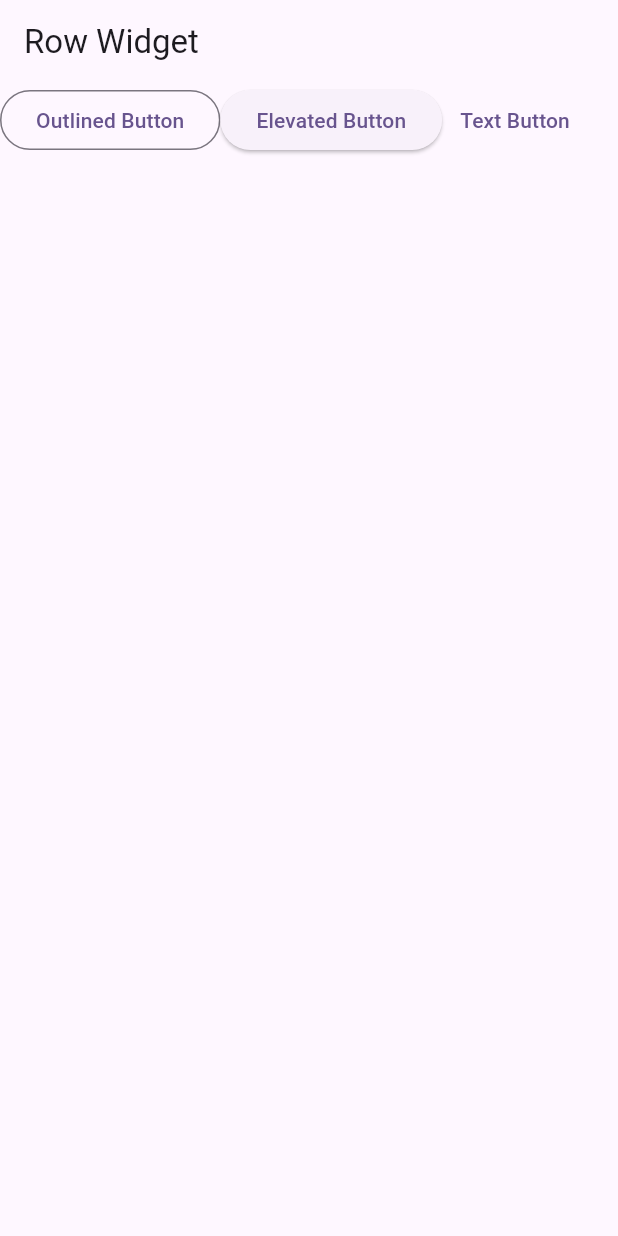
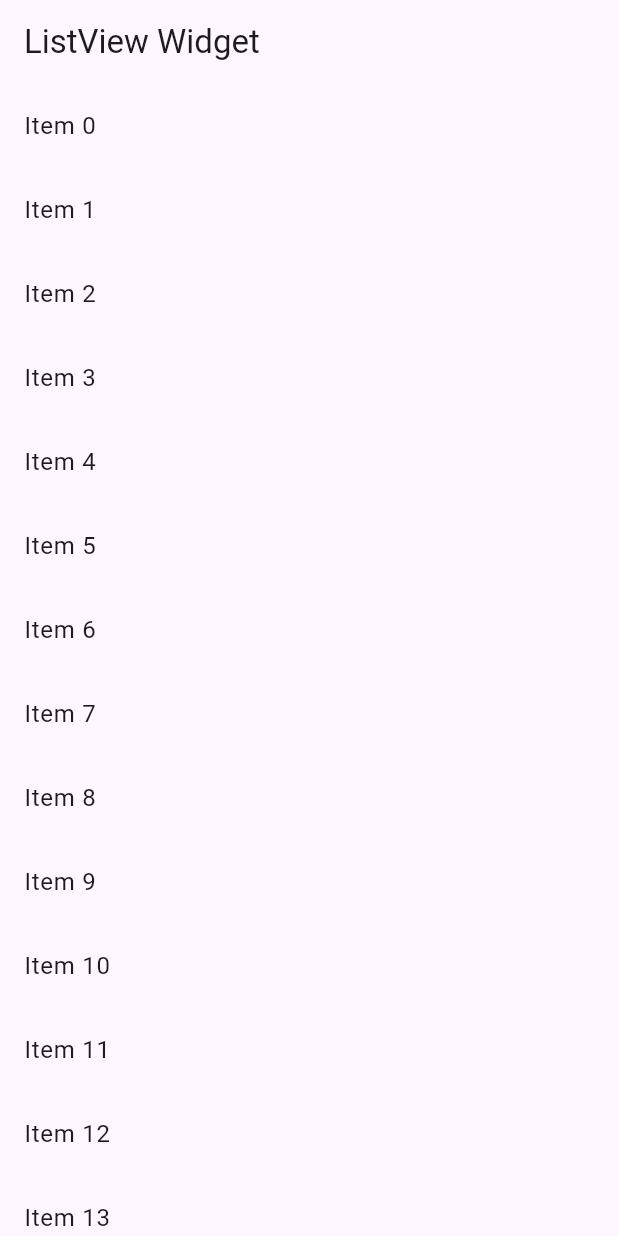
Before and after one commit to fatiq123/MAD-Assignment4, a Flutter app: the screen it shows after launch, on a phone screen of 412 x 824 dp. Run offline on Flutter 3.47's test engine with Material 2 defaults, Android fonts, the phone set to English and light mode, and no system bars.

Commit message:
implemented the column, container and listview widgets

```diff
--- /dev/null
+++ b/lib/ListView.dart
@@ -0,0 +1,23 @@
+import 'package:flutter/material.dart';
+
+class ListViewWidget extends StatelessWidget {
+  ListViewWidget({super.key});
+
+  final List<String> items = List.generate(20, (index) => "Item $index");
+
+  @override
+  Widget build(BuildContext context) {
+    return Scaffold(
+      appBar: AppBar(
+        title: const Text("ListView Widget"),
+      ),
+      body: ListView.builder(
+        itemBuilder: (context, index) {
+          return ListTile(
+            title: Text(items[index]),
+          );
+        },
+      ),
+    );
+  }
+}
--- a/lib/main.dart
+++ b/lib/main.dart
@@ -1,3 +1,6 @@
+import 'package:assignment4_mad/ListView.dart';
+import 'package:assignment4_mad/column.dart';
+import 'package:assignment4_mad/container.dart';
 import 'package:assignment4_mad/folder1/file1.dart';
 import 'package:assignment4_mad/row.dart';
 import 'package:flutter/cupertino.dart';
@@ -22,7 +25,7 @@ class MyApp extends StatelessWidget {
         colorScheme: ColorScheme.fromSeed(seedColor: Colors.deepPurple),
         useMaterial3: true,
       ),
-      home: const RowWidget()
+      home: ListViewWidget()
       /*TodosScreen(
         todo: List.generate(
           20,
```
Also changed, not shown: lib/column.dart (added, +35 -0 lines), lib/container.dart (added, +28 -0 lines).
